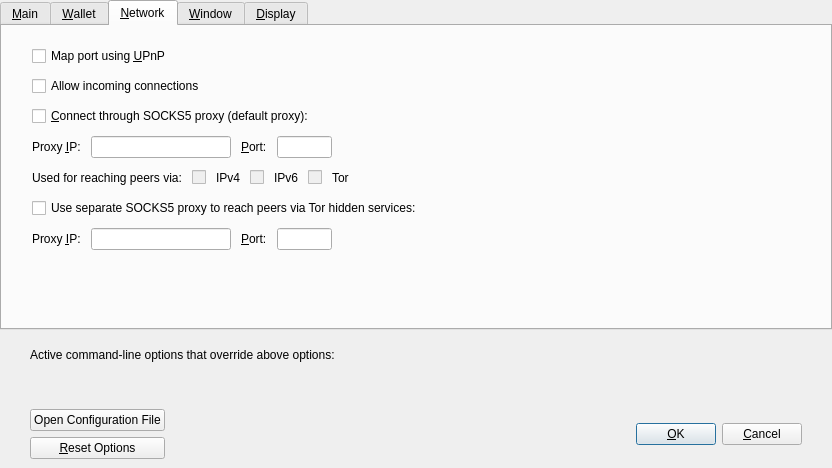
This is src/qt/forms/optionsdialog.ui in Hydra-Chain/node as Qt 5 draws it before an edit. The edited form follows.
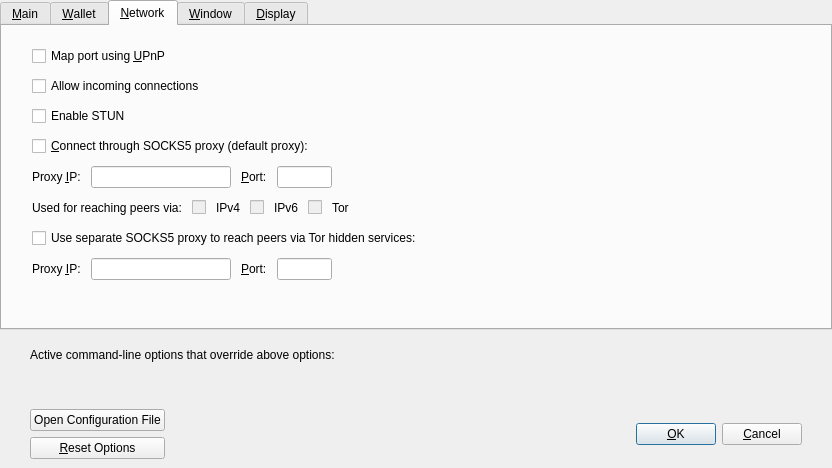
This is the edited form. The open tabs and pages were chosen to show the change. Custom widgets are drawn as their Qt base class.

What changed in the file:
```diff
--- a/src/qt/forms/optionsdialog.ui
+++ b/src/qt/forms/optionsdialog.ui
@@ -354,6 +354,13 @@
          </property>
         </widget>
        </item>
+       <item>
+        <widget class="QCheckBox" name="enableSTUN">
+         <property name="text">
+          <string>Enable STUN</string>
+         </property>
+        </widget>
+       </item>
        <item>
         <widget class="QCheckBox" name="connectSocks">
          <property name="toolTip">
```
Left out of the diff: 2 changed lines with no effect on the pictures.
